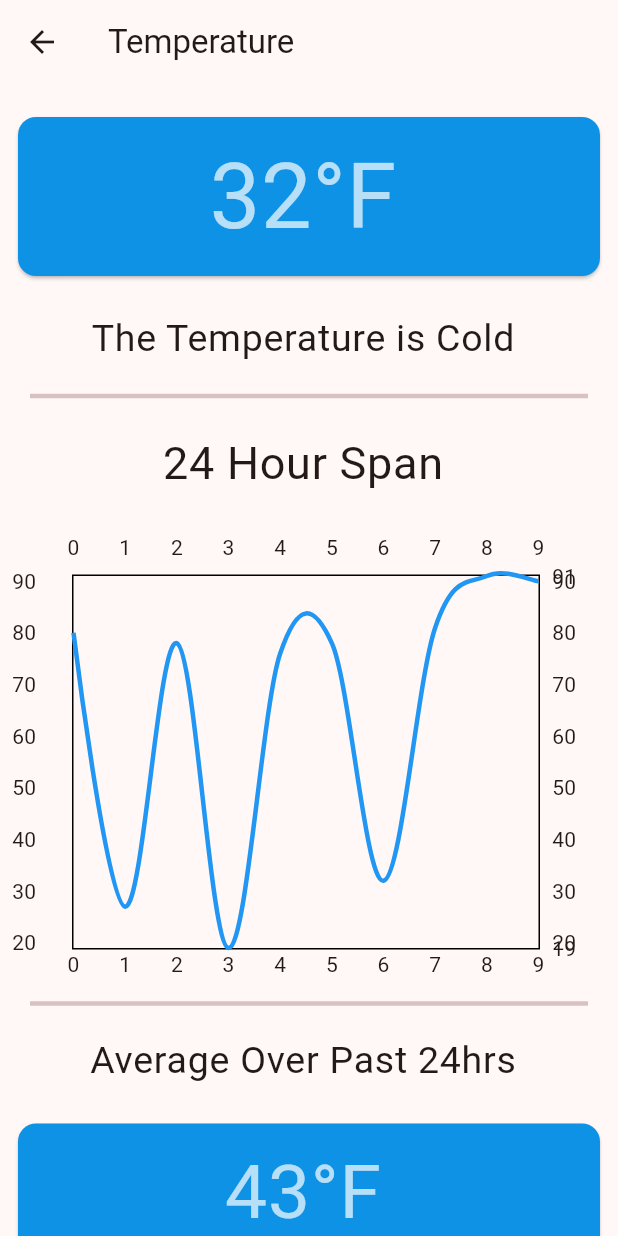
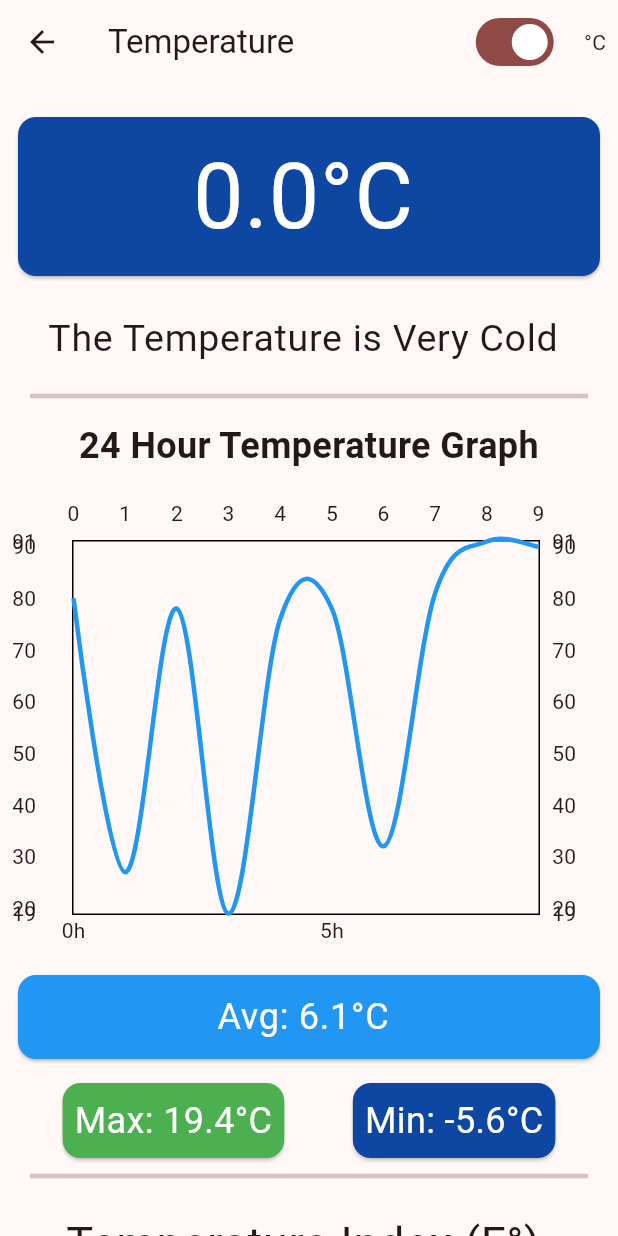
Before and after one commit to sparkfun/Home_Air_Quality_Monitor, a Flutter app: the screen it shows after launch, after a tap on an icon or button, on a phone screen of 412 x 824 dp. Run offline on Flutter 3.47's test engine with Material 3 defaults, Android fonts, the phone set to English and light mode, and no system bars; drawn by our look-alikes of fl_chart; our stand-ins replace csv, file_picker, flutter_blue_plus, get, open_file, share_plus and 1 more; missing offline and left inert: flutter_ble_peripheral; accounts and stored records are empty.

Commit message:
Working BLE

```diff
--- a/MobileApp/readair/lib/data/packet.dart
+++ b/MobileApp/readair/lib/data/packet.dart
@@ -80,7 +80,7 @@ class DataPacket {
       humid: map['humidity'],
       temp: map['temperature'],
       voc: map['voc'],
-      nox: map['nox'],
+      nox: map['nox'] ?? 0.0,
       co: map['co'],
       ng: map['ng'],
       aqi: map['aqi'],
--- a/MobileApp/readair/lib/homescreen/home.dart
+++ b/MobileApp/readair/lib/homescreen/home.dart
@@ -1,4 +1,7 @@
+import 'dart:async';
+
 import 'package:flutter/material.dart';
+import 'package:get/get.dart';
 import 'package:readair/BLE/ble_setup.dart';
 import 'package:readair/data/packet.dart';
 import 'package:readair/settings/settings.dart';
@@ -33,13 +36,22 @@ class _MyHomePageState extends State<MyHomePage> {
   double? ppm4_0;
   double? ppm10_0;
   double? voc;
+  double? nox;
   double? ng;
   double? co;
+  Timer? _autoRefreshTimer;
 
   @override
   void initState() {
     super.initState();
     _fetchLatestData();
+    _startAutoRefresh();
+  }
+
+    @override
+  void dispose() {
+    _autoRefreshTimer?.cancel();
+    super.dispose();
   }
 
   Future<void> _fetchLatestData() async {
@@ -52,16 +64,35 @@ class _MyHomePageState extends State<MyHomePage> {
         co = latestPacket.co;
         humid = latestPacket.humid;
         voc = latestPacket.voc;
+        nox = latestPacket.nox;
         ng = latestPacket.ng;
         ppm2_5 = latestPacket.ppm2_5;
         ppm10_0 = latestPacket.ppm10_0;
 
       });
     }
+    _showRefreshedMessage();
+  }
+
+    void _showRefreshedMessage() {
+    ScaffoldMessenger.of(context).showSnackBar(
+      SnackBar(
+        content: Text("Refreshed"),
+        duration: Duration(seconds: 1),
+      ),
+    );
+  }
+
+  void _startAutoRefresh() {
+    _autoRefreshTimer?.cancel(); // Cancel any existing timer
+    _autoRefreshTimer = Timer.periodic(Duration(seconds: 40), (timer) {
+      _fetchLatestData();
+    });
   }
 
   @override
   Widget build(BuildContext context) {
+    //final BluetoothController bluetoothController = Get.find<BluetoothController>();
     return Scaffold(
       body: RefreshIndicator(
         onRefresh: _fetchLatestData,
@@ -81,6 +112,7 @@ class _MyHomePageState extends State<MyHomePage> {
                           TextStyle(fontSize: 30, fontWeight: FontWeight.bold),
                     ),
                     Spacer(),
+
                     IconButton(
                         onPressed: () {
                           Navigator.push(
@@ -316,7 +348,7 @@ class _MyHomePageState extends State<MyHomePage> {
                         child: Column(
                           mainAxisAlignment: MainAxisAlignment.center,
                           children: [
-                            Text('Nox: ${aqi?.toStringAsFixed(1) ?? 'N/A'}', style: TextStyle(fontSize: 18)),
+                            Text('Nox: ${nox?.toStringAsFixed(1) ?? 'N/A'}', style: TextStyle(fontSize: 18)),
                           ],
                         ),
                       ),
--- a/MobileApp/readair/lib/main.dart
+++ b/MobileApp/readair/lib/main.dart
@@ -10,20 +10,22 @@ import 'dart:io';
 
 import 'package:readair/homescreen/home.dart';
 
-final GlobalKey<ScaffoldMessengerState> scaffoldMessengerKey = GlobalKey<ScaffoldMessengerState>();
+final GlobalKey<ScaffoldMessengerState> scaffoldMessengerKey =
+    GlobalKey<ScaffoldMessengerState>();
 
 void main() {
   Get.put(BluetoothController());
+  Get.put(ThemeController());
   runApp(const MyApp());
 }
-
 
 class MyApp extends StatelessWidget {
   const MyApp({super.key});
 
-  // This widget is the root of your application.
   @override
   Widget build(BuildContext context) {
+    final ThemeController themeController = Get.find();
+
     return GetMaterialApp(
       title: 'ReadAIR',
       scaffoldMessengerKey: scaffoldMessengerKey,
@@ -31,14 +33,27 @@ class MyApp extends StatelessWidget {
         colorScheme: ColorScheme.fromSeed(seedColor: Colors.redAccent),
         useMaterial3: true,
       ),
+      darkTheme: ThemeData.dark().copyWith(
+        useMaterial3: true,
+        colorScheme: ColorScheme.fromSeed(
+            seedColor: Colors.redAccent, brightness: Brightness.dark),
+      ),
+      themeMode: themeController.isDarkMode.value
+          ? ThemeMode.dark
+          : ThemeMode.light, // Use themeMode to switch themes
       home: MyHomePage(title: 'ReadAIR App v0.01'),
-      //home: MyHomePage(title: 'ReadAIR App v0.01', data: DatabaseService.instance.getLastPacket(),),
-      // navigatorObservers: [BluetoothAdapterStateObserver()],
     );
   }
 }
 
+class ThemeController extends GetxController {
+  var isDarkMode = false.obs;
 
+  void toggleTheme() {
+    isDarkMode.value = !isDarkMode.value;
+    Get.changeThemeMode(isDarkMode.value ? ThemeMode.dark : ThemeMode.light);
+  }
+}
 
 class BluetoothAdapterStateObserver extends NavigatorObserver {
   StreamSubscription<BluetoothAdapterState>? blueState;
--- a/MobileApp/readair/lib/settings/custom.dart
+++ b/MobileApp/readair/lib/settings/custom.dart
@@ -1,18 +1,18 @@
 import 'package:flutter/material.dart';
+import 'package:get/get.dart';
+import 'package:readair/main.dart';
+import 'package:readair/settings/display.dart';
 
 class CustomizePage extends StatefulWidget {
-  // const CustomizePage({super.key, required this.title});
-
-  // final String title;
-
   @override
   State<CustomizePage> createState() => _CustomizePageState();
 }
 
 class _CustomizePageState extends State<CustomizePage> {
-
   @override
   Widget build(BuildContext context) {
+    final ThemeController themeController = Get.find();
+
     return Scaffold(
       appBar: AppBar(
         leading: IconButton(
@@ -21,10 +21,27 @@ class _CustomizePageState extends State<CustomizePage> {
         ),
         title: Text("Customize"),
       ),
-      body: SingleChildScrollView(
+      body: Column(
+        children: [
+          Obx(() => SwitchListTile(
+                title: Text("Dark Mode"),
+                value: themeController.isDarkMode.value,
+                onChanged: (bool value) {
+                  themeController.toggleTheme();
+                },
+              )),
+                          Padding(
+              padding: const EdgeInsets.symmetric(vertical: 16.0),
+              child: ElevatedButton(
+                onPressed: () {
+                  // Navigate to DisplayPage when the button is pressed
+                  Get.to(() => DisplayPage());
+                },
+                child: Text('Go to Display Page'),
+              ),
+            ),
+        ],
       ),
     );
   }
-
-
 }
--- /dev/null
+++ b/MobileApp/readair/lib/settings/display.dart
@@ -0,0 +1,29 @@
+import 'package:flutter/material.dart';
+import 'package:get/get.dart';
+import 'package:readair/main.dart';
+
+class DisplayPage extends StatefulWidget {
+  @override
+  State<DisplayPage> createState() => _DisplayPageState();
+}
+
+class _DisplayPageState extends State<DisplayPage> {
+  @override
+  Widget build(BuildContext context) {
+    final ThemeController themeController = Get.find();
+
+    return Scaffold(
+      appBar: AppBar(
+        leading: IconButton(
+          icon: Icon(Icons.arrow_back),
+          onPressed: () => Navigator.of(context).pop(),
+        ),
+        title: Text("Customize HomeAir Display"),
+      ),
+      body: Column(
+        children: [
+        ],
+      ),
+    );
+  }
+}
--- a/MobileApp/readair/lib/stats/aqi.dart
+++ b/MobileApp/readair/lib/stats/aqi.dart
@@ -191,7 +191,7 @@ class _AQIPageState extends State<AQIPage> {
                   padding: EdgeInsets.all(8.0),
                   child: Text(
                     'Maximum',
-                    style: TextStyle(fontSize: 25, color: Colors.black),
+                    style: TextStyle(fontSize: 25),
                   ),
                 ),
                 Padding(
--- a/MobileApp/readair/lib/stats/graph.dart
+++ b/MobileApp/readair/lib/stats/graph.dart
@@ -94,24 +94,28 @@ class _GraphWidgetState extends State<GraphWidget> {
     showTitles: true,
     reservedSize: 20,
     getTitlesWidget: (value, meta) {
-                      // Display only 5 labels on X-Axis
-                      if (value % (points.length / 4) == 0 ||
-                          value == points.length - 1) {
-                        final DateTime date =
-                            DateTime.fromMillisecondsSinceEpoch(
-                                points[value.toInt()].epoch * 1000);
+      if (points.isNotEmpty) {
+        // Ensure the index is within the valid range
+        final int index = value.toInt();
+        final int originalIndex = points.length - 1 - index;
+        if (originalIndex >= 0 && originalIndex < points.length) {
+          if (index % (points.length / 4) == 0 || index == points.length - 1) {
+            final DateTime date = DateTime.fromMillisecondsSinceEpoch(
+                points[originalIndex].epoch * 1000);
             return Padding(
               padding: const EdgeInsets.only(top: 10.0),
               child: Text(DateFormat('MM/dd').format(date),
                   style: TextStyle(fontSize: 10)),
             );
-                      } else {
+          }
+        }
+      }
       return Container();
-                      }
     },
     interval: 1, // To show every point's label
   ),
 ),
+
                 topTitles: AxisTitles(
                   // Hide top titles
                   sideTitles: SideTitles(showTitles: false),
@@ -173,14 +177,26 @@ class _GraphWidgetState extends State<GraphWidget> {
             ),
           ),
         ),
-        SizedBox(height: 20,)
+        SizedBox(
+          height: 20,
+        )
       ],
     );
   }
 
+  // List<FlSpot> _createSpots(List<DataPoint> points) {
+  //   return List.generate(points.length,
+  //       (index) => FlSpot(index.toDouble(), points[index].measurement));
+  // }
+
   List<FlSpot> _createSpots(List<DataPoint> points) {
-    return List.generate(points.length,
-        (index) => FlSpot(index.toDouble(), points[index].measurement));
+    // Reverse the list to have the newest data at the end
+    final reversedPoints = List<DataPoint>.from(points.reversed);
+
+    return List.generate(reversedPoints.length, (index) {
+      // Use the index as the x-value, keeping the reversed order
+      return FlSpot(index.toDouble(), reversedPoints[index].measurement);
+    });
   }
 
   List<DataPoint> _filterDataPoints(
--- a/MobileApp/readair/lib/stats/temp.dart
+++ b/MobileApp/readair/lib/stats/temp.dart
@@ -1,5 +1,3 @@
-// ignore_for_file: non_constant_identifier_names
-
 import 'package:flutter/material.dart';
 import 'package:fl_chart/fl_chart.dart';
 import 'dart:math';
@@ -11,42 +9,47 @@ class TempPage extends StatefulWidget {
 
 class _TempPageState extends State<TempPage> {
   final Random _random = Random();
+  bool isCelsius = true; // Default unit is Celsius
+
   List<FlSpot> generateRandomData() {
     return List.generate(
         10, (index) => FlSpot(index.toDouble(), _random.nextInt(90) + 10.0));
   }
 
-  //fixed values for testing only
-  int currentValue = 32; //The Current Value
-  int averageOverTwoFourHour = 43; //Average over past 24 hours
-  int max = 67; //Maximum value over past 24 hours
-  int min = 22; //Minimum value over past 24 hours
+  // Fixed values for testing only, in Fahrenheit
+  int currentValue = 32;
+  int averageOverTwoFourHour = 43;
+  int max = 67;
+  int min = 22;
 
-  Color? TEMPColor(int value) {
-    //Colors cordinated with the danger levels
-    if (value <= 31) {
-      return Color.fromARGB(255, 48, 49, 133);
-    } else if (value > 31 && value <= 58) {
-      return Color.fromARGB(255, 13, 146, 229);
-    } else if (value > 58 && value <= 71) {
-      return Color.fromARGB(255, 48, 133, 56);
-    } else if (value > 71 && value <= 95) {
-      return Color.fromARGB(255, 229, 114, 13);
+  // Convert Fahrenheit to Celsius
+  double fahrenheitToCelsius(int fahrenheit) {
+    return (fahrenheit - 32) * 5 / 9;
+  }
+
+  Color? TEMPColor(double value) {
+    if (value <= 0) {
+      return Colors.blue[900];
+    } else if (value > 0 && value <= 15) {
+      return Colors.blue;
+    } else if (value > 15 && value <= 25) {
+      return Colors.green;
+    } else if (value > 25 && value <= 35) {
+      return Colors.orange;
     } else {
-      return Color.fromARGB(255, 217, 19, 4);
+      return Colors.red;
     }
   }
 
-  String TEMPmessage(int value) {
-    //Displays message below current value
-    if (value <= 31) {
-      return "Extremely Cold";
-    } else if (value > 31 && value <= 58) {
+  String TEMPmessage(double value) {
+    if (value <= 0) {
+      return "Very Cold";
+    } else if (value > 0 && value <= 15) {
       return "Cold";
-    } else if (value > 58 && value <= 71) {
-      return "Moderate";
-    } else if (value > 71 && value <= 95) {
-      return "Moderately Warm";
+    } else if (value > 15 && value <= 25) {
+      return "Comfortable";
+    } else if (value > 25 && value <= 35) {
+      return "Warm";
     } else {
       return "Hot";
     }
@@ -55,6 +58,11 @@ class _TempPageState extends State<TempPage> {
   @override
   Widget build(BuildContext context) {
     List<FlSpot> data = generateRandomData();
+    double displayCurrentValue = isCelsius ? fahrenheitToCelsius(currentValue) : currentValue.toDouble();
+    double displayAverage = isCelsius ? fahrenheitToCelsius(averageOverTwoFourHour) : averageOverTwoFourHour.toDouble();
+    double displayMax = isCelsius ? fahrenheitToCelsius(max) : max.toDouble();
+    double displayMin = isCelsius ? fahrenheitToCelsius(min) : min.toDouble();
+
     return Scaffold(
       appBar: AppBar(
         leading: IconButton(
@@ -62,49 +70,64 @@ class _TempPageState extends State<TempPage> {
           onPressed: () => Navigator.of(context).pop(),
         ),
         title: Text("Temperature"),
+        actions: [
+          // Switch to toggle between Celsius and Fahrenheit
+          Padding(
+            padding: const EdgeInsets.all(8.0),
+            child: Switch(
+              value: isCelsius,
+              onChanged: (value) {
+                setState(() {
+                  isCelsius = value;
+                });
+              },
+            ),
+          ),
+          Padding(
+            padding: const EdgeInsets.all(8.0),
+            child: Text(isCelsius ? "°C" : "°F"),
+          ),
+        ],
       ),
       body: SingleChildScrollView(
         child: Column(
           children: [
-            const SizedBox(height: 10), //Spacing between the "boxes"
+            const SizedBox(height: 10),
             Padding(
               padding: EdgeInsets.all(8.0),
               child: Card(
-                color: TEMPColor(currentValue),
+                color: TEMPColor(displayCurrentValue),
                 child: ListTile(
                   title: Center(
-                      child: Text('$currentValue°F',
-                          style: TextStyle(fontSize: 60))),
-                  textColor: Colors.white70,
+                      child: Text('${displayCurrentValue.toStringAsFixed(1)}${isCelsius ? '°C' : '°F'}',
+                          style: TextStyle(fontSize: 60, color: Colors.white))),
                 ),
               ),
             ),
-
             Padding(
               padding: EdgeInsets.all(2.0),
               child: ListTile(
                 title: Center(
                   child: Text(
-                        'The Temperature is ${TEMPmessage(currentValue)}',
-                        style: TextStyle(fontSize: 25))),
+                    'The Temperature is ${TEMPmessage(displayCurrentValue)}',
+                    style: TextStyle(fontSize: 25),
                   ),
                 ),
-
+              ),
+            ),
             const Divider(
               thickness: 3,
               indent: 20,
               endIndent: 20,
             ),
-
-            const Padding(
-              padding: EdgeInsets.all(6.0),
-              child: ListTile(
-                title: Center(
-                    child:
-                        Text('24 Hour Span', style: TextStyle(fontSize: 30))),
+            Padding(
+              padding: const EdgeInsets.all(8.0),
+              child: Text(
+                '24 Hour Temperature Graph',
+                style: TextStyle(fontSize: 24, fontWeight: FontWeight.bold),
+                textAlign: TextAlign.center,
               ),
             ),
-
             Padding(
               padding: const EdgeInsets.all(8.0),
               child: Container(
@@ -116,21 +139,22 @@ class _TempPageState extends State<TempPage> {
                       leftTitles: AxisTitles(
                         sideTitles: SideTitles(
                           showTitles: true,
+                          reservedSize: 40,
+                          interval: 10,
                           getTitlesWidget: (value, meta) {
-                            if (value % 10 == 0)
                             return Text('${value.toInt()}');
-                            return Text('');
                           },
-                          reservedSize: 40,
                         ),
                       ),
                       bottomTitles: AxisTitles(
                         sideTitles: SideTitles(
                           showTitles: true,
+                          reservedSize: 20,
+                          interval: 1,
                           getTitlesWidget: (value, meta) {
-                            return Text('${value.toInt()}');
+                            if (value % 5 == 0) return Text('${value.toInt()}h');
+                            return Text('');
                           },
-                          reservedSize: 20,
                         ),
                       ),
                     ),
@@ -140,7 +164,6 @@ class _TempPageState extends State<TempPage> {
                         spots: data,
                         isCurved: true,
                         dotData: FlDotData(show: false),
-                        belowBarData: BarAreaData(show: false),
                         color: Colors.blue,
                         barWidth: 3,
                       ),
@@ -149,84 +172,45 @@ class _TempPageState extends State<TempPage> {
                 ),
               ),
             ),
-
-            const Divider(
-              thickness: 3,
-              indent: 20,
-              endIndent: 20,
-            ),
-
-            const Padding(
-              padding: EdgeInsets.all(2.0),
-              child: ListTile(
-                title: Center(
-                    child: Text('Average Over Past 24hrs',
-                        style: TextStyle(fontSize: 25))),
-              ),
-            ),
-
             Padding(
               padding: EdgeInsets.all(8.0),
               child: Card(
-                color: TEMPColor(averageOverTwoFourHour),
+                color: TEMPColor(displayAverage),
                 child: ListTile(
                   title: Center(
-                      child: Text('$averageOverTwoFourHour\u00B0F',
-                          style: TextStyle(fontSize: 50))),
-                  textColor: Colors.white70,
+                    child: Text(
+                      'Avg: ${displayAverage.toStringAsFixed(1)}${isCelsius ? '°C' : '°F'}',
+                      style: TextStyle(fontSize: 24, color: Colors.white),
                     ),
                   ),
                 ),
-
-            const Row(
-              mainAxisAlignment: MainAxisAlignment.spaceAround,
+              ),
+            ),
+            Row(
+              mainAxisAlignment: MainAxisAlignment.spaceEvenly,
               children: [
-                Padding(
+                Card(
+                  color: TEMPColor(displayMax),
+                  child: Padding(
                     padding: EdgeInsets.all(8.0),
                     child: Text(
-                    'Maximum',
-                    style: TextStyle(fontSize: 25, color: Colors.black),
+                      'Max: ${displayMax.toStringAsFixed(1)}${isCelsius ? '°C' : '°F'}',
+                      style: TextStyle(fontSize: 24, color: Colors.white),
                     ),
                   ),
-                Padding(
+                ),
+                Card(
+                  color: TEMPColor(displayMin),
+                  child: Padding(
                     padding: EdgeInsets.all(8.0),
-                  child: Text('Minimum', style: TextStyle(fontSize: 25)),
+                    child: Text(
+                      'Min: ${displayMin.toStringAsFixed(1)}${isCelsius ? '°C' : '°F'}',
+                      style: TextStyle(fontSize: 24, color: Colors.white),
+                    ),
+                  ),
                 ),
               ],
             ),
-
-            Row(
-              mainAxisAlignment: MainAxisAlignment.center,
-              children: [
-                Container(
-                  width: MediaQuery.of(context).size.width / 2,
-                  child: Card(
-                      color: TEMPColor(max),
-                      child: Column(
-                        mainAxisAlignment: MainAxisAlignment.center,
-                        children: [
-                          Text('$max\u00B0F',
-                              style: TextStyle(
-                                  fontSize: 50, color: Colors.white70)),
-                        ],
-                      )),
-                ),
-                Container(
-                  width: MediaQuery.of(context).size.width / 2,
-                  child: Card(
-                      color: TEMPColor(min),
-                      child: Column(
-                        mainAxisAlignment: MainAxisAlignment.center,
-                        children: [
-                          Text('$min\u00B0F',
-                              style: TextStyle(
-                                  fontSize: 50, color: Colors.white70)),
-                        ],
-                      )),
-                ),
-              ],
-            ),
-
                         const Divider(
               thickness: 3,
               indent: 20,
@@ -238,7 +222,7 @@ class _TempPageState extends State<TempPage> {
               child: ListTile(
                 title: Center(
                     child: Text('Temperature Index (F\u00B0)',
-                        style: TextStyle(fontSize: 34))),
+                        style: TextStyle(fontSize: 30))),
               ),
             ),
 
@@ -251,7 +235,7 @@ class _TempPageState extends State<TempPage> {
                     child: Padding(
                       padding: EdgeInsets.all(8.0),
                       child: Text('Extremely Cold',
-                          style: TextStyle(fontSize: 30, color: Colors.white70),
+                          style: TextStyle(fontSize: 28, color: Colors.white70),
                           textAlign: TextAlign.left),
                     ),
                   ),
```
Lines whose indentation alone changed are shown as unchanged.
